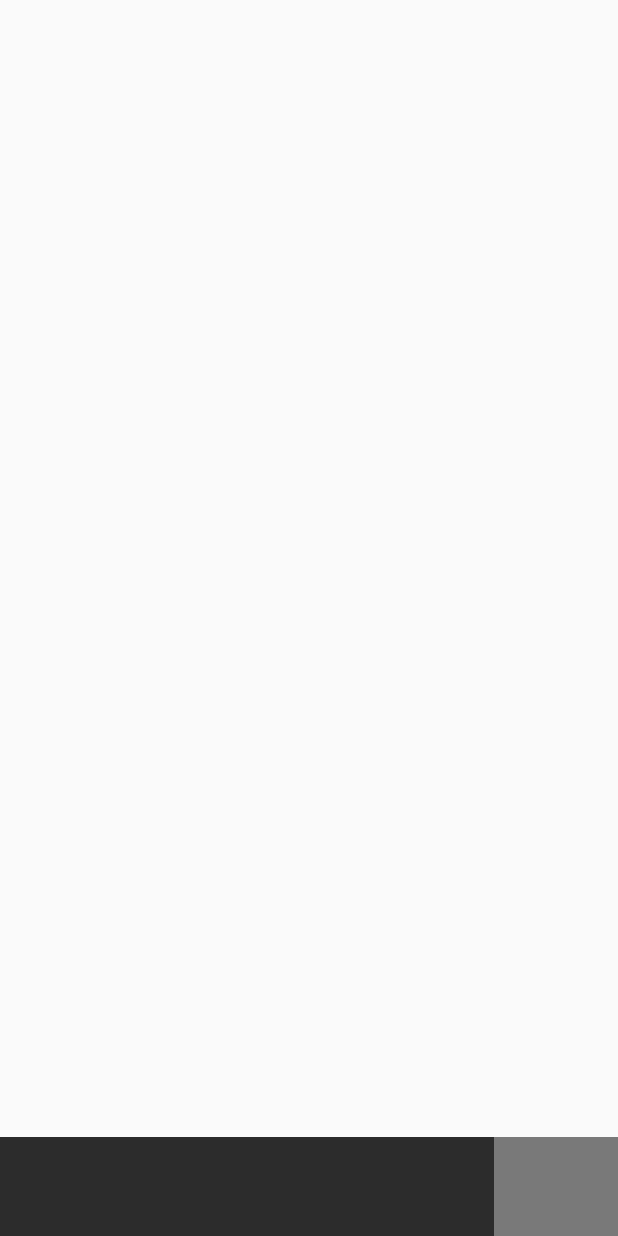
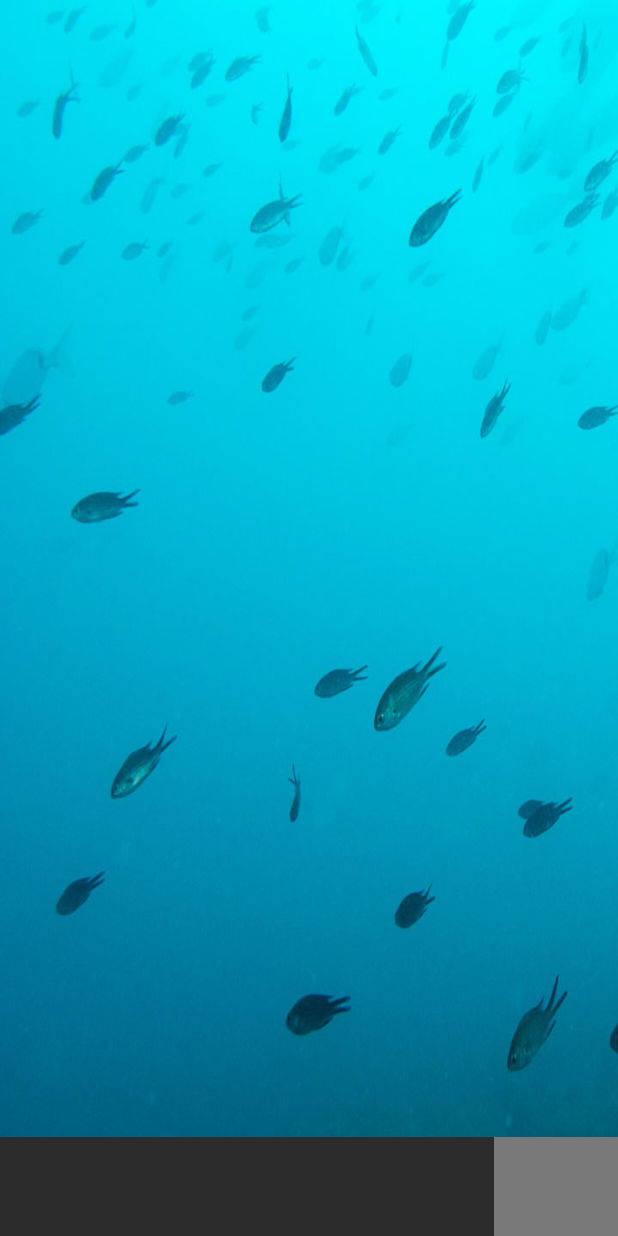
Before and after one commit to cristiancamps93/DiveEnjoy, an Android app: the BookinActivity screen opened directly, with no data from a screen before it, on a phone screen of 412 x 824 dp. Run offline under Robolectric (Android 15) with nearby library versions, the phone set to English and light mode, and no system bars.

Commit message:
Añadimos todos los backgrounds a las actividades

```diff
--- a/app/src/main/res/layout/activity_bookin.xml
+++ b/app/src/main/res/layout/activity_bookin.xml
@@ -4,6 +4,7 @@
     xmlns:tools="http://schemas.android.com/tools"
     android:layout_width="match_parent"
     android:layout_height="match_parent"
+    android:background="@drawable/background"
     tools:context=".BookinActivity">
 
     <ImageView
--- a/app/src/main/res/layout/activity_calendario.xml
+++ b/app/src/main/res/layout/activity_calendario.xml
@@ -4,6 +4,7 @@
     xmlns:tools="http://schemas.android.com/tools"
     android:layout_width="match_parent"
     android:layout_height="match_parent"
+    tools:background="@drawable/background"
     tools:context=".CalendarioActivity">
 
     <ImageView
--- a/app/src/main/res/layout/activity_gallery.xml
+++ b/app/src/main/res/layout/activity_gallery.xml
@@ -4,6 +4,7 @@
     xmlns:tools="http://schemas.android.com/tools"
     android:layout_width="match_parent"
     android:layout_height="match_parent"
+    android:background="@drawable/background"
     tools:context=".GalleryActivity">
 
     <ImageView
--- a/app/src/main/res/layout/activity_squad.xml
+++ b/app/src/main/res/layout/activity_squad.xml
@@ -4,6 +4,7 @@
     xmlns:tools="http://schemas.android.com/tools"
     android:layout_width="match_parent"
     android:layout_height="match_parent"
+    android:background="@drawable/background"
     tools:context=".SquadActivity">
 
     <ImageView
```
